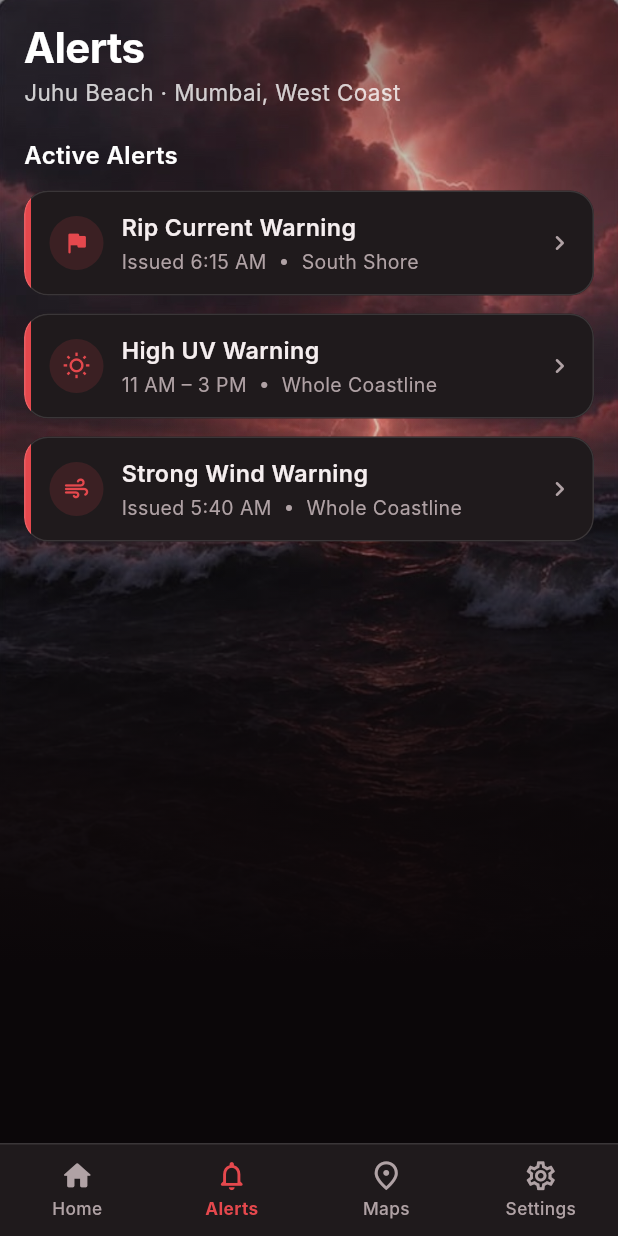
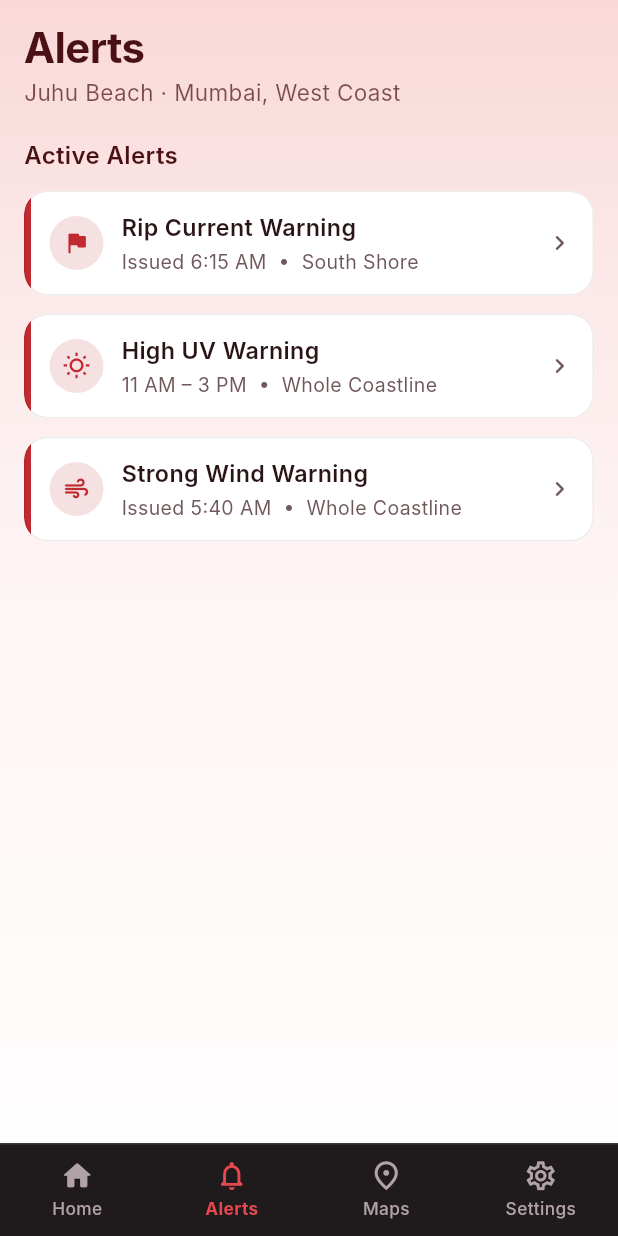
Before and after one commit to krs-kaustubh/sih1656_beach_safety, a Flutter app: the screen it shows after launch, item 2 of the bottom bar chosen, on a phone screen of 412 x 824 dp. Run offline on Flutter 3.47's test engine with Material 3 defaults, Android fonts, the phone set to English and light mode, and no system bars; our stand-ins replace flutter_riverpod; Roboto replaces fonts that are missing (Inter).

Commit message:
Put the Alerts tab on a light severity gradient
Replaces the photographic backdrop on the Alerts tab with a light tint
that fades to near-white: green, amber or red to match the beach's risk.
The tab is a list of warnings to be read, and the photograph's detail
competed with the text behind it; a flat tint carries the severity at a
glance and leaves the alert cards on a calm ground.

RiskTheme gains a lightVariant with light surfaces and dark text for
each level. Making it a variant of the same object means the shared
alert widgets are untouched — they still read RiskTheme.of(context) and
pick up the right colours.

The high-risk light variant sets isDark false despite its level. isDark
describes the surfaces, not the severity, and everything downstream
picks its contrast from it; marking it dark would hand white alert cards
the light-on-dark red intended for the storm backdrop.

Adds a golden suite covering all three severities plus the no-alerts
empty state.

51 tests pass and flutter analyze is clean. Verified by golden render;
the Home tab's photographs are unchanged.

```diff
--- a/frontend/lib/features/alerts/alerts_screen.dart
+++ b/frontend/lib/features/alerts/alerts_screen.dart
@@ -7,7 +7,7 @@ import '../../models/beach.dart';
 import '../../models/risk_level.dart';
 import '../../models/safety_alert.dart';
 import '../../state/providers.dart';
-import '../../widgets/risk_backdrop.dart';
+import '../../widgets/severity_backdrop.dart';
 import '../home/widgets/active_alerts_section.dart';
 import 'alert_detail_screen.dart';
 
@@ -23,11 +23,15 @@ class AlertsScreen extends ConsumerWidget {
     final beach = beachAsync.value;
     // Before the beach resolves there is no risk level to theme from; low
     // keeps the backdrop calm rather than flashing red during a load.
-    final risk = RiskTheme.forLevel(beach?.riskLevel ?? RiskLevel.low);
+    //
+    // The light variant is deliberate: this tab is a list of warnings to be
+    // read, so it takes a severity tint and dark text rather than the Home
+    // tab's photograph and white text.
+    final risk = RiskTheme.forLevel(beach?.riskLevel ?? RiskLevel.low).lightVariant;
 
     return RiskThemeScope(
       theme: risk,
-      child: RiskBackdrop(
+      child: SeverityBackdrop(
         child: SafeArea(
           bottom: false,
           child: RefreshIndicator(
@@ -53,7 +57,7 @@ class AlertsScreen extends ConsumerWidget {
                           .toString()
                           .replaceFirst('BeachRepositoryException: ', ''),
                       onRetry: () => ref.invalidate(beachesProvider),
-                      color: risk.headerForeground,
+                      color: risk.contentForeground,
                     ),
                   _ => const Padding(
                       padding: EdgeInsets.symmetric(vertical: Insets.xxl),
--- /dev/null
+++ b/frontend/lib/widgets/severity_backdrop.dart
@@ -0,0 +1,34 @@
+import 'package:flutter/material.dart';
+
+import '../core/theme/risk_theme.dart';
+
+/// A plain severity-tinted gradient, used where a photograph would compete
+/// with the content.
+///
+/// The Alerts tab is a list of warnings to be read, not a view of the beach.
+/// A tint that says "green / amber / red" at a glance carries the severity
+/// without the photograph's busy detail sitting behind the text.
+class SeverityBackdrop extends StatelessWidget {
+  const SeverityBackdrop({super.key, required this.child});
+
+  final Widget child;
+
+  @override
+  Widget build(BuildContext context) {
+    final risk = RiskTheme.of(context);
+
+    return DecoratedBox(
+      decoration: BoxDecoration(
+        gradient: LinearGradient(
+          begin: Alignment.topCenter,
+          end: Alignment.bottomCenter,
+          colors: risk.backdrop,
+          // Weighted towards the top so the tint reads immediately, then
+          // clears to near-white where the alert cards sit.
+          stops: const [0.0, 0.22, 0.45, 1.0],
+        ),
+      ),
+      child: child,
+    );
+  }
+}
```
Also changed, not shown: frontend/lib/core/theme/risk_theme.dart (+81 -1 lines), 2 other files.
